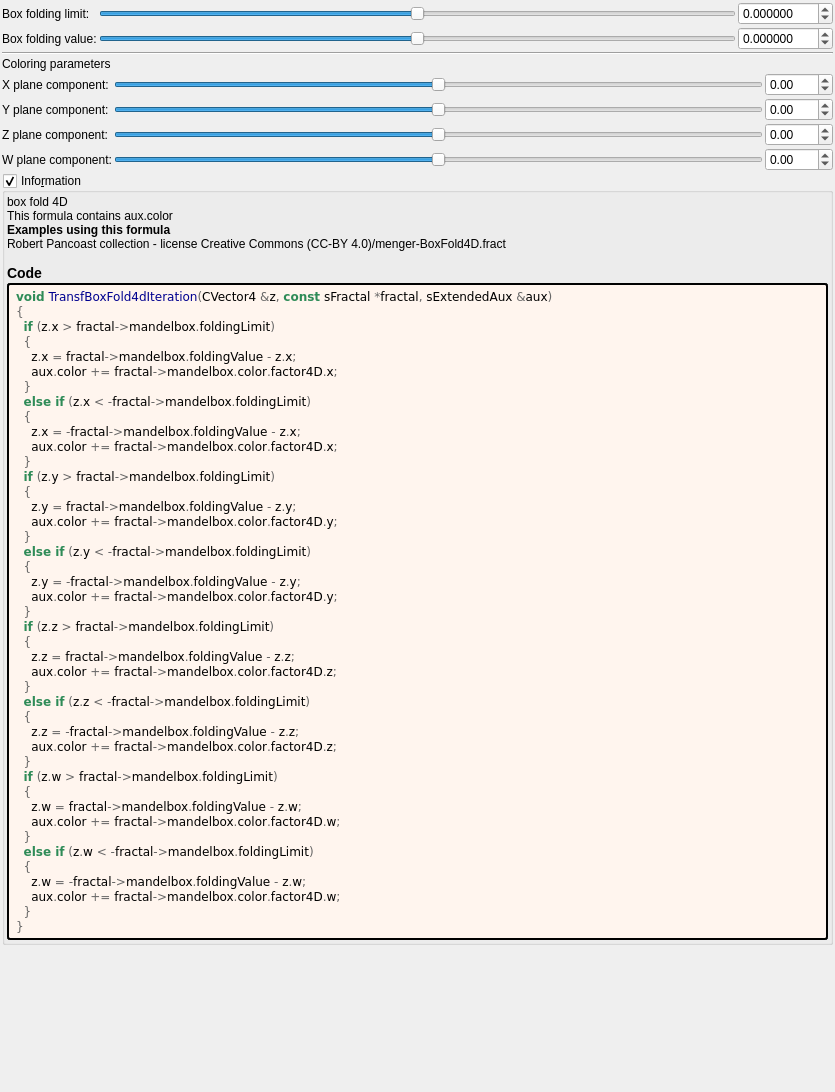
First picture: the form in mandelbulber2/formula/ui/fractal_transf_box_fold4d.ui, repository buddhi1980/mandelbulber2, before the edit.
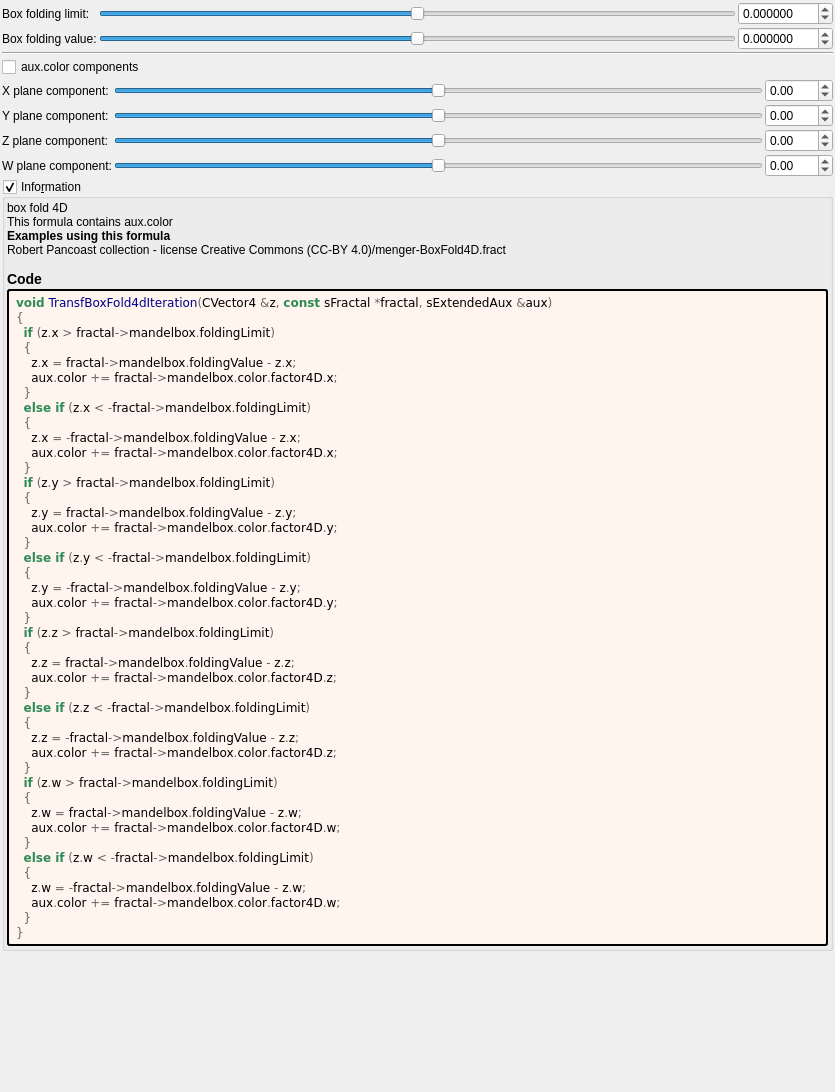
Second picture: the form after the edit. Custom widgets are drawn as their Qt base class.

Commit message: more general color updates

Diff of the .ui file:
```diff
--- a/mandelbulber2/formula/ui/fractal_transf_box_fold4d.ui
+++ b/mandelbulber2/formula/ui/fractal_transf_box_fold4d.ui
@@ -162,7 +162,7 @@
      <property name="spacing">
       <number>2</number>
      </property>
-     <item row="3" column="2">
+     <item row="4" column="2">
       <widget class="MyDoubleSpinBox" name="spinbox4_mandelbox_color_4D_z">
        <property name="sizePolicy">
         <sizepolicy hsizetype="Minimum" vsizetype="Maximum">
@@ -190,29 +190,29 @@
        </property>
       </widget>
      </item>
-     <item row="1" column="1">
-      <widget class="QSlider" name="slider4_mandelbox_color_4D_x">
-       <property name="sizePolicy">
-        <sizepolicy hsizetype="Expanding" vsizetype="Maximum">
-         <horstretch>0</horstretch>
-         <verstretch>0</verstretch>
-        </sizepolicy>
-       </property>
-       <property name="minimum">
-        <number>-500</number>
-       </property>
-       <property name="maximum">
-        <number>500</number>
-       </property>
-       <property name="singleStep">
-        <number>1</number>
-       </property>
-       <property name="orientation">
-        <enum>Qt::Horizontal</enum>
-       </property>
-      </widget>
-     </item>
      <item row="2" column="1">
+      <widget class="QSlider" name="slider4_mandelbox_color_4D_x">
+       <property name="sizePolicy">
+        <sizepolicy hsizetype="Expanding" vsizetype="Maximum">
+         <horstretch>0</horstretch>
+         <verstretch>0</verstretch>
+        </sizepolicy>
+       </property>
+       <property name="minimum">
+        <number>-500</number>
+       </property>
+       <property name="maximum">
+        <number>500</number>
+       </property>
+       <property name="singleStep">
+        <number>1</number>
+       </property>
+       <property name="orientation">
+        <enum>Qt::Horizontal</enum>
+       </property>
+      </widget>
+     </item>
+     <item row="3" column="1">
       <widget class="QSlider" name="slider4_mandelbox_color_4D_y">
        <property name="sizePolicy">
         <sizepolicy hsizetype="Expanding" vsizetype="Maximum">
@@ -234,7 +234,7 @@
        </property>
       </widget>
      </item>
-     <item row="4" column="2">
+     <item row="5" column="2">
       <widget class="MyDoubleSpinBox" name="spinbox4_mandelbox_color_4D_w">
        <property name="sizePolicy">
         <sizepolicy hsizetype="Minimum" vsizetype="Maximum">
@@ -262,7 +262,7 @@
        </property>
       </widget>
      </item>
-     <item row="4" column="1">
+     <item row="5" column="1">
       <widget class="QSlider" name="slider4_mandelbox_color_4D_w">
        <property name="sizePolicy">
         <sizepolicy hsizetype="Expanding" vsizetype="Maximum">
@@ -284,14 +284,14 @@
        </property>
       </widget>
      </item>
-     <item row="4" column="0">
+     <item row="5" column="0">
       <widget class="QLabel" name="label_30">
        <property name="text">
         <string>W plane component:</string>
        </property>
       </widget>
      </item>
-     <item row="3" column="1">
+     <item row="4" column="1">
       <widget class="QSlider" name="slider4_mandelbox_color_4D_z">
        <property name="sizePolicy">
         <sizepolicy hsizetype="Expanding" vsizetype="Maximum">
@@ -313,7 +313,7 @@
        </property>
       </widget>
      </item>
-     <item row="2" column="2">
+     <item row="3" column="2">
       <widget class="MyDoubleSpinBox" name="spinbox4_mandelbox_color_4D_y">
        <property name="sizePolicy">
         <sizepolicy hsizetype="Minimum" vsizetype="Maximum">
@@ -341,7 +341,7 @@
        </property>
       </widget>
      </item>
-     <item row="1" column="2">
+     <item row="2" column="2">
       <widget class="MyDoubleSpinBox" name="spinbox4_mandelbox_color_4D_x">
        <property name="sizePolicy">
         <sizepolicy hsizetype="Minimum" vsizetype="Maximum">
@@ -369,34 +369,34 @@
        </property>
       </widget>
      </item>
-     <item row="0" column="0" colspan="2">
-      <widget class="QLabel" name="label_31">
-       <property name="text">
-        <string>Coloring parameters</string>
-       </property>
-      </widget>
-     </item>
-     <item row="3" column="0">
+     <item row="4" column="0">
       <widget class="QLabel" name="label_27">
        <property name="text">
         <string>Z plane component:</string>
        </property>
       </widget>
      </item>
-     <item row="2" column="0">
+     <item row="3" column="0">
       <widget class="QLabel" name="label_26">
        <property name="text">
         <string>Y plane component:</string>
        </property>
       </widget>
      </item>
-     <item row="1" column="0">
+     <item row="2" column="0">
       <widget class="QLabel" name="label_25">
        <property name="text">
         <string>X plane component:</string>
        </property>
       </widget>
      </item>
+     <item row="1" column="0" colspan="2">
+      <widget class="QCheckBox" name="checkBox_fold_color_aux_color_enabled_false">
+       <property name="text">
+        <string notr="true">aux.color components</string>
+       </property>
+      </widget>
+     </item>
     </layout>
    </item>
    <item>
```
Left out of the diff: 8 changed lines with no effect on the pictures. Lines whose indentation alone changed are shown as unchanged. The commit also changes 5 other files.
